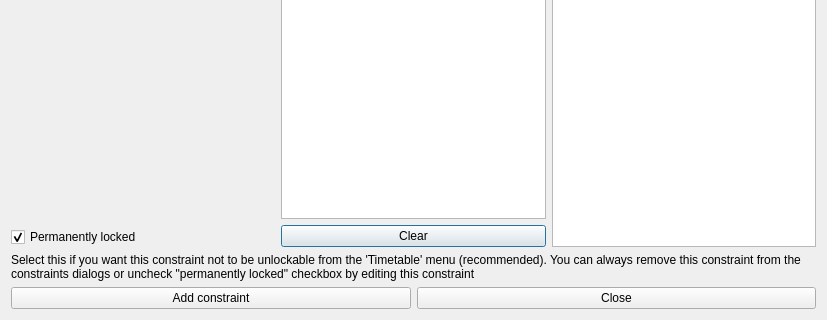
vonmecheln/fet, file fet/src/interface/addconstraintactivitypreferredroomform_template.ui: the form before one commit; both pictures show x 0 to 827 and y 451 to 771 of the 827 by 771 pixel window.
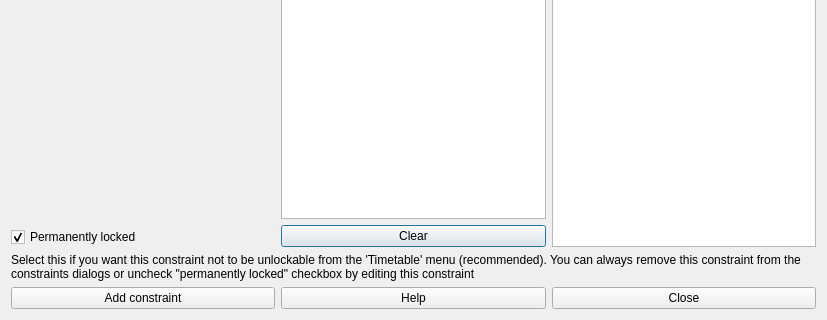
The form after the commit.

```diff
--- a/fet/src/interface/addconstraintactivitypreferredroomform_template.ui
+++ b/fet/src/interface/addconstraintactivitypreferredroomform_template.ui
@@ -253,6 +253,13 @@
        </property>
       </widget>
      </item>
+     <item>
+      <widget class="QPushButton" name="helpPushButton">
+       <property name="text">
+        <string>Help</string>
+       </property>
+      </widget>
+     </item>
      <item>
       <widget class="QPushButton" name="closePushButton">
        <property name="text">
```
